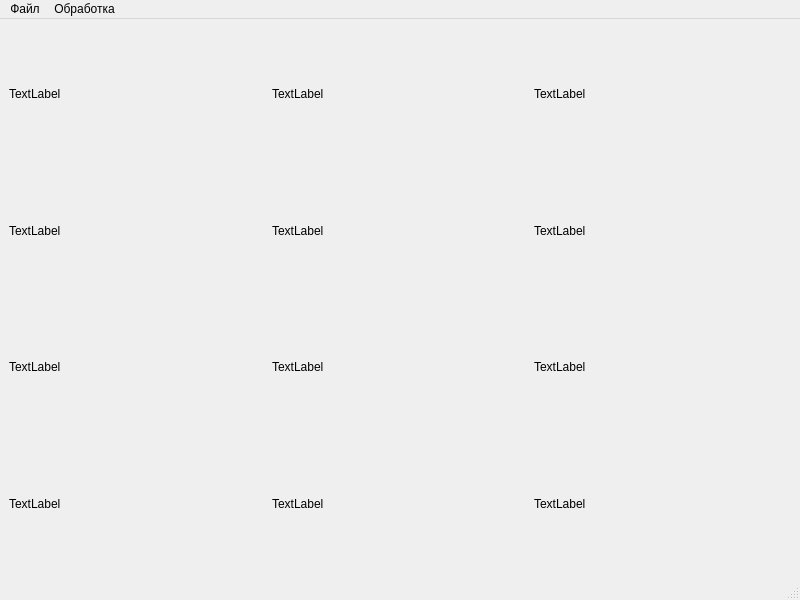
Before: the Qt Designer form lab_EData/forms/qt_forms/mainwindow.ui in ziminyuri/experimental_data, drawn with Qt 5.
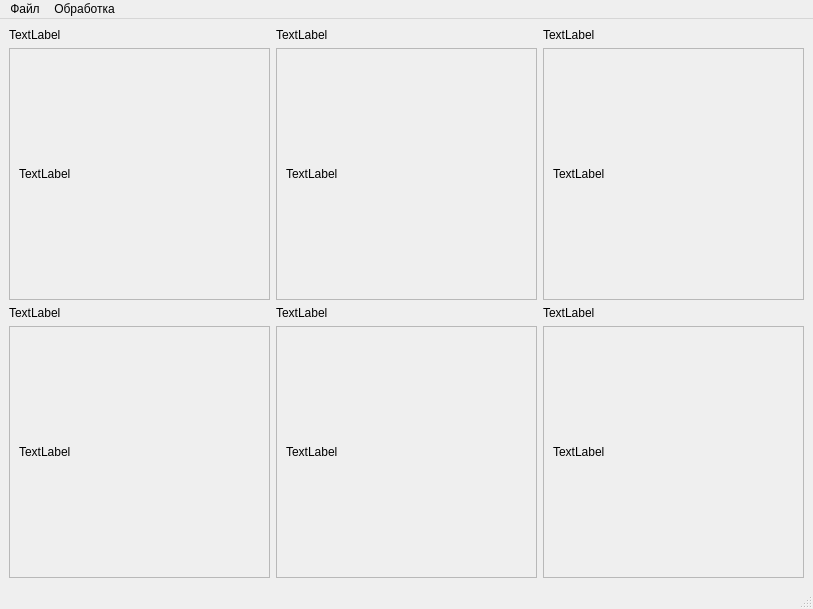
After: the same form once the commit is applied.

```diff
--- a/lab_EData/forms/qt_forms/mainwindow.ui
+++ b/lab_EData/forms/qt_forms/mainwindow.ui
@@ -6,8 +6,8 @@
    <rect>
     <x>0</x>
     <y>0</y>
-    <width>800</width>
-    <height>600</height>
+    <width>813</width>
+    <height>609</height>
    </rect>
   </property>
   <property name="windowTitle">
@@ -17,13 +17,46 @@
    <layout class="QVBoxLayout" name="verticalLayout">
     <item>
      <layout class="QGridLayout" name="gridLayout">
-      <item row="0" column="1">
-       <widget class="QLabel" name="label_for_model_3">
+      <item row="2" column="2">
+       <widget class="QLabel" name="label_for_model_6">
         <property name="text">
          <string>TextLabel</string>
         </property>
        </widget>
       </item>
+      <item row="2" column="0">
+       <widget class="QLabel" name="label_for_model_2">
+        <property name="text">
+         <string>TextLabel</string>
+        </property>
+       </widget>
+      </item>
+      <item row="3" column="2">
+       <widget class="QScrollArea" name="scrollArea_6">
+        <property name="widgetResizable">
+         <bool>true</bool>
+        </property>
+        <widget class="QWidget" name="scrollAreaWidgetContents_7">
+         <property name="geometry">
+          <rect>
+           <x>0</x>
+           <y>0</y>
+           <width>254</width>
+           <height>236</height>
+          </rect>
+         </property>
+         <layout class="QGridLayout" name="gridLayout_7">
+          <item row="0" column="0">
+           <widget class="QLabel" name="label_model_6">
+            <property name="text">
+             <string>TextLabel</string>
+            </property>
+           </widget>
+          </item>
+         </layout>
+        </widget>
+       </widget>
+      </item>
       <item row="0" column="2">
        <widget class="QLabel" name="label_for_model_5">
         <property name="text">
@@ -31,6 +64,32 @@
         </property>
        </widget>
       </item>
+      <item row="1" column="2">
+       <widget class="QScrollArea" name="scrollArea_3">
+        <property name="widgetResizable">
+         <bool>true</bool>
+        </property>
+        <widget class="QWidget" name="scrollAreaWidgetContents_4">
+         <property name="geometry">
+          <rect>
+           <x>0</x>
+           <y>0</y>
+           <width>254</width>
+           <height>236</height>
+          </rect>
+         </property>
+         <layout class="QGridLayout" name="gridLayout_2">
+          <item row="0" column="0">
+           <widget class="QLabel" name="label_model_5">
+            <property name="text">
+             <string>TextLabel</string>
+            </property>
+           </widget>
+          </item>
+         </layout>
+        </widget>
+       </widget>
+      </item>
       <item row="0" column="0">
        <widget class="QLabel" name="label_for_model_1">
         <property name="autoFillBackground">
@@ -41,53 +100,89 @@
         </property>
        </widget>
       </item>
-      <item row="2" column="2">
-       <widget class="QLabel" name="label_for_model_6">
-        <property name="text">
-         <string>TextLabel</string>
-        </property>
-       </widget>
-      </item>
       <item row="1" column="0">
-       <widget class="QLabel" name="label_model_1">
-        <property name="text">
-         <string>TextLabel</string>
+       <widget class="QScrollArea" name="scrollArea">
+        <property name="widgetResizable">
+         <bool>true</bool>
         </property>
-       </widget>
-      </item>
-      <item row="3" column="1">
-       <widget class="QLabel" name="label_model_4">
-        <property name="text">
-         <string>TextLabel</string>
-        </property>
-       </widget>
-      </item>
-      <item row="2" column="0">
-       <widget class="QLabel" name="label_for_model_2">
-        <property name="text">
-         <string>TextLabel</string>
-        </property>
+        <widget class="QWidget" name="scrollAreaWidgetContents">
+         <property name="geometry">
+          <rect>
+           <x>0</x>
+           <y>0</y>
+           <width>254</width>
+           <height>236</height>
+          </rect>
+         </property>
+         <layout class="QGridLayout" name="gridLayout_4">
+          <item row="0" column="0">
+           <widget class="QLabel" name="label_model_1">
+            <property name="text">
+             <string>TextLabel</string>
+            </property>
+           </widget>
+          </item>
+         </layout>
+        </widget>
        </widget>
       </item>
       <item row="1" column="1">
-       <widget class="QLabel" name="label_model_3">
-        <property name="text">
-         <string>TextLabel</string>
+       <widget class="QScrollArea" name="scrollArea_2">
+        <property name="widgetResizable">
+         <bool>true</bool>
         </property>
+        <widget class="QWidget" name="scrollAreaWidgetContents_2">
+         <property name="geometry">
+          <rect>
+           <x>0</x>
+           <y>0</y>
+           <width>253</width>
+           <height>236</height>
+          </rect>
+         </property>
+         <layout class="QGridLayout" name="gridLayout_3">
+          <item row="0" column="0">
+           <widget class="QLabel" name="label_model_3">
+            <property name="text">
+             <string>TextLabel</string>
+            </property>
+           </widget>
+          </item>
+         </layout>
+        </widget>
        </widget>
       </item>
-      <item row="3" column="2">
-       <widget class="QLabel" name="label_model_6">
+      <item row="0" column="1">
+       <widget class="QLabel" name="label_for_model_3">
         <property name="text">
          <string>TextLabel</string>
         </property>
        </widget>
       </item>
-      <item row="1" column="2">
-       <widget class="QLabel" name="label_model_5">
-        <property name="text">
-         <string>TextLabel</string>
+      <item row="3" column="1">
+       <widget class="QScrollArea" name="scrollArea_5">
+        <property name="widgetResizable">
+         <bool>true</bool>
         </property>
+        <widget class="QWidget" name="scrollAreaWidgetContents_6">
+         <property name="geometry">
+          <rect>
+           <x>0</x>
+           <y>0</y>
+           <width>253</width>
+           <height>236</height>
+          </rect>
+         </property>
+         <layout class="QGridLayout" name="gridLayout_6">
+          <item row="0" column="0">
+           <widget class="QLabel" name="label_model_4">
+            <property name="text">
+             <string>TextLabel</string>
+            </property>
+           </widget>
+          </item>
+         </layout>
+        </widget>
        </widget>
       </item>
       <item row="2" column="1">
@@ -98,10 +193,29 @@
        </widget>
       </item>
       <item row="3" column="0">
-       <widget class="QLabel" name="label_model_2">
-        <property name="text">
-         <string>TextLabel</string>
+       <widget class="QScrollArea" name="scrollArea_4">
+        <property name="widgetResizable">
+         <bool>true</bool>
         </property>
+        <widget class="QWidget" name="scrollAreaWidgetContents_5">
+         <property name="geometry">
+          <rect>
+           <x>0</x>
+           <y>0</y>
+           <width>254</width>
+           <height>236</height>
+          </rect>
+         </property>
+         <layout class="QGridLayout" name="gridLayout_5">
+          <item row="0" column="0">
+           <widget class="QLabel" name="label_model_2">
+            <property name="text">
+             <string>TextLabel</string>
+            </property>
+           </widget>
+          </item>
+         </layout>
+        </widget>
        </widget>
       </item>
      </layout>
@@ -113,7 +227,7 @@
     <rect>
      <x>0</x>
      <y>0</y>
-     <width>800</width>
+     <width>813</width>
      <height>22</height>
     </rect>
    </property>
```
